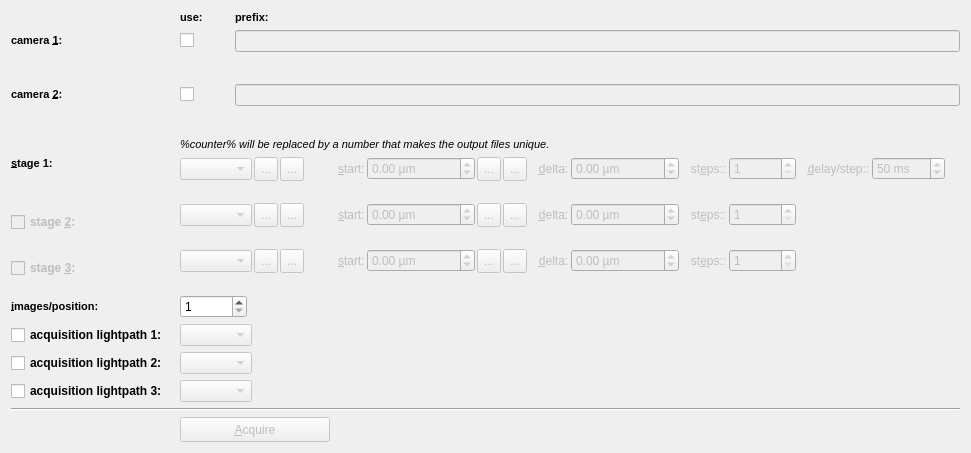
Old version of the form plugins/spimb040/qfespimb040imagestackconfigwidget2.ui in the repository jkriege2/QuickFit3.
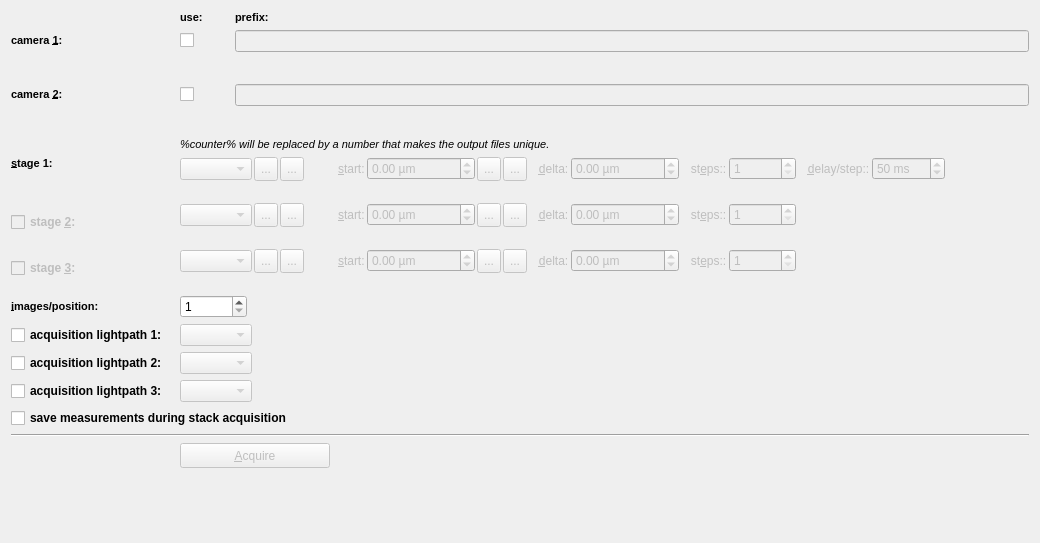
New version of the form. Icons and pictures are not drawn. Custom widgets are drawn as their Qt base class.

Commit message: QuickFit3/B040SPIM:   - added checkboxes to switch off takling measdurements during image stacks (improves speed)   - during image stack the estimated remaining duration and current framerate are displayed

```diff
--- a/plugins/spimb040/qfespimb040imagestackconfigwidget2.ui
+++ b/plugins/spimb040/qfespimb040imagestackconfigwidget2.ui
@@ -9,8 +9,8 @@
    <rect>
     <x>0</x>
     <y>0</y>
-    <width>971</width>
-    <height>451</height>
+    <width>1040</width>
+    <height>543</height>
    </rect>
   </property>
   <property name="windowTitle">
@@ -967,7 +967,7 @@
      </property>
     </widget>
    </item>
-   <item row="18" column="2" colspan="3">
+   <item row="19" column="2" colspan="3">
     <widget class="QPushButton" name="btnAcquire">
      <property name="enabled">
       <bool>false</bool>
@@ -993,7 +993,7 @@
      </property>
     </widget>
    </item>
-   <item row="19" column="3">
+   <item row="20" column="3">
     <spacer name="verticalSpacer_3">
      <property name="orientation">
       <enum>Qt::Vertical</enum>
@@ -1156,13 +1156,38 @@
      </item>
     </layout>
    </item>
-   <item row="17" column="0" colspan="5">
+   <item row="18" column="0" colspan="5">
     <widget class="Line" name="line">
      <property name="orientation">
       <enum>Qt::Horizontal</enum>
      </property>
     </widget>
    </item>
+   <item row="17" column="0" colspan="5">
+    <widget class="QCheckBox" name="chkSaveMeasurements">
+     <property name="font">
+      <font>
+       <weight>75</weight>
+       <bold>true</bold>
+      </font>
+     </property>
+     <property name="toolTip">
+      <string>&lt;!DOCTYPE HTML PUBLIC &quot;-//W3C//DTD HTML 4.0//EN&quot; &quot;http://www.w3.org/TR/REC-html40/strict.dtd&quot;&gt;
+&lt;html&gt;&lt;head&gt;&lt;meta name=&quot;qrichtext&quot; content=&quot;1&quot; /&gt;&lt;style type=&quot;text/css&quot;&gt;
+p, li { white-space: pre-wrap; }
+&lt;/style&gt;&lt;/head&gt;&lt;body style=&quot; font-family:'Sans Serif'; font-size:9pt; font-weight:400; font-style:normal;&quot;&gt;
+&lt;p style=&quot; margin-top:0px; margin-bottom:0px; margin-left:0px; margin-right:0px; -qt-block-indent:0; text-indent:0px;&quot;&gt;If this is &lt;span style=&quot; font-weight:600;&quot;&gt;activated&lt;/span&gt;, before the acquisition of the images for one&lt;/p&gt;
+&lt;p style=&quot; margin-top:0px; margin-bottom:0px; margin-left:0px; margin-right:0px; -qt-block-indent:0; text-indent:0px;&quot;&gt;position, a set of parameters describing the current status of the&lt;/p&gt;
+&lt;p style=&quot; margin-top:0px; margin-bottom:0px; margin-left:0px; margin-right:0px; -qt-block-indent:0; text-indent:0px;&quot;&gt;setup (laser powers, temperatures, ...) is stored into a CSV file.&lt;/p&gt;
+&lt;p style=&quot;-qt-paragraph-type:empty; margin-top:0px; margin-bottom:0px; margin-left:0px; margin-right:0px; -qt-block-indent:0; text-indent:0px;&quot;&gt;&lt;/p&gt;
+&lt;p style=&quot; margin-top:0px; margin-bottom:0px; margin-left:0px; margin-right:0px; -qt-block-indent:0; text-indent:0px;&quot;&gt;If this is &lt;span style=&quot; font-weight:600;&quot;&gt;not activated&lt;/span&gt;, these values are only stored before and after &lt;/p&gt;
+&lt;p style=&quot; margin-top:0px; margin-bottom:0px; margin-left:0px; margin-right:0px; -qt-block-indent:0; text-indent:0px;&quot;&gt;the acquisition.&lt;/p&gt;&lt;/body&gt;&lt;/html&gt;</string>
+     </property>
+     <property name="text">
+      <string>save measurements during stack acquisition</string>
+     </property>
+    </widget>
+   </item>
   </layout>
  </widget>
  <customwidgets>
```
The commit also changes 6 other files.
